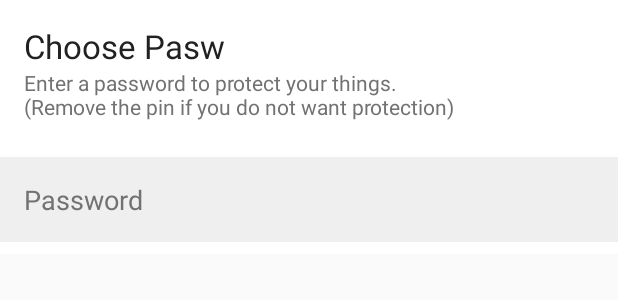
After one commit to tommasoberlose/wallet, an Android app: the layout pin_dialog.xml on its own in the app's theme, with its tools: preview values and no code run, on a phone screen of 412 x 824 dp. The commit adds this screen. Shown: the top 300 px of the screen. Run offline under Robolectric (Android 15) with nearby library versions, the phone set to English and light mode, and no system bars.

Commit message:
Added Pin protection

```diff
--- a/Wallet/app/build.gradle
+++ b/Wallet/app/build.gradle
@@ -8,7 +8,7 @@ android {
         applicationId "com.nego.money"
         minSdkVersion 15
         targetSdkVersion 23
-        versionCode 27
+        versionCode 28
         versionName "1.1"
     }
     buildTypes {
--- a/Wallet/app/src/main/java/com/nego/money/Costants.java
+++ b/Wallet/app/src/main/java/com/nego/money/Costants.java
@@ -27,5 +27,6 @@ public class Costants {
     public static final int CODE_REQUEST_PERMISSION_READ_CONTACTS = 3;
 
     public static final String PREFERENCES_PIN = "PREFERENCES_PIN";
+    public static final String EXTRA_ALREADY_OPEN = "EXTRA_ALREADY_OPEN";
 
 }
--- /dev/null
+++ b/Wallet/app/src/main/res/layout/pin_dialog.xml
@@ -0,0 +1,49 @@
+<?xml version="1.0" encoding="utf-8"?>
+<LinearLayout
+    xmlns:android="http://schemas.android.com/apk/res/android"
+    android:layout_width="match_parent"
+    android:layout_height="wrap_content"
+    android:background="@android:color/white">
+    <ScrollView
+        android:layout_width="match_parent"
+        android:layout_height="wrap_content">
+        <LinearLayout
+            android:orientation="vertical"
+            android:layout_width="match_parent"
+            android:layout_height="wrap_content">
+            <TextView
+                android:layout_width="match_parent"
+                android:layout_height="wrap_content"
+                android:textColor="@color/primary_text"
+                android:textAppearance="?android:attr/textAppearanceLarge"
+                android:text="@string/title_add_pin"
+                android:layout_marginLeft="16dp"
+                android:layout_marginTop="16dp"
+                android:layout_marginRight="16dp" />
+            <TextView
+                android:layout_width="match_parent"
+                android:layout_height="wrap_content"
+                android:textColor="@color/secondary_text"
+                android:textAppearance="?android:attr/textAppearanceSmall"
+                android:text="@string/subtitle_add_pasw"
+                android:id="@+id/subtitle_pasw"
+                android:layout_marginLeft="16dp"
+                android:layout_marginRight="16dp"
+                android:layout_marginBottom="16dp" />
+            <EditText
+                android:layout_width="match_parent"
+                android:layout_height="wrap_content"
+                android:hint="@string/text_password"
+                android:textAllCaps="true"
+                android:padding="16dp"
+                android:background="@color/back_select"
+                android:id="@+id/pasw"
+                android:inputType="textPassword"
+                android:gravity="center_vertical"
+                android:textColor="@color/primary_text"
+                android:textColorHint="@color/secondary_text"
+                android:layout_marginTop="8dp"
+                android:layout_marginBottom="8dp" />
+        </LinearLayout>
+    </ScrollView>
+</LinearLayout>
--- a/Wallet/app/src/main/res/values/strings.xml
+++ b/Wallet/app/src/main/res/values/strings.xml
@@ -76,4 +76,7 @@
     <string name="title_preferences_pin">Protect your stuff</string>
     <string name="pin_enabled">Pin protection enabled</string>
     <string name="pin_disabled">Pin protection disabled</string>
+    <string name="title_add_pin">Choose Pasw</string>
+    <string name="text_password">Password</string>
+    <string name="subtitle_add_pasw">Enter a password to protect your things.\n(Remove the pin if you do not want protection)</string>
 </resources>
--- a/Wallet/app/src/main/res/xml/values-it/strings.xml
+++ b/Wallet/app/src/main/res/xml/values-it/strings.xml
@@ -68,4 +68,8 @@
     <string name="action_notification_subtitle_not">La notifica riassuntiva non è visualizzata anche se sono presenti degli elementi</string>
     <string name="action_update">Aggiorna</string>
     <string name="action_done_all">Concludi tutti</string>
+    <string name="ask_archive_items">Sei sicuro di voler archiviare questi elementi</string>
+    <string name="title_preferences_pin">Proteggi i tuoi affari</string>
+    <string name="pin_disabled">Protezione con pin disattivata</string>
+    <string name="pin_enabled">Protezione con pin attivata</string>
 </resources>
```
Also changed, not shown: Wallet/app/src/main/java/com/nego/money/Main.java (+11 -4 lines), Wallet/app/src/main/java/com/nego/money/Settings.java (+20 -0 lines), Wallet/app/src/main/java/com/nego/money/Utils.java (+60 -0 lines), Wallet/app/src/main/res/layout/layout_pin.xml (+33 -5 lines), Wallet/app/src/main/res/drawable-hdpi/ic_action_remove.png (added), Wallet/app/src/main/res/drawable-mdpi/ic_action_remove.png (added), Wallet/app/src/main/res/drawable-xhdpi/ic_action_remove.png (added), Wallet/app/src/main/res/drawable-xxhdpi/ic_action_remove.png (added), Wallet/app/src/main/res/drawable-xxxhdpi/ic_action_remove.png (added), 2 other files.
